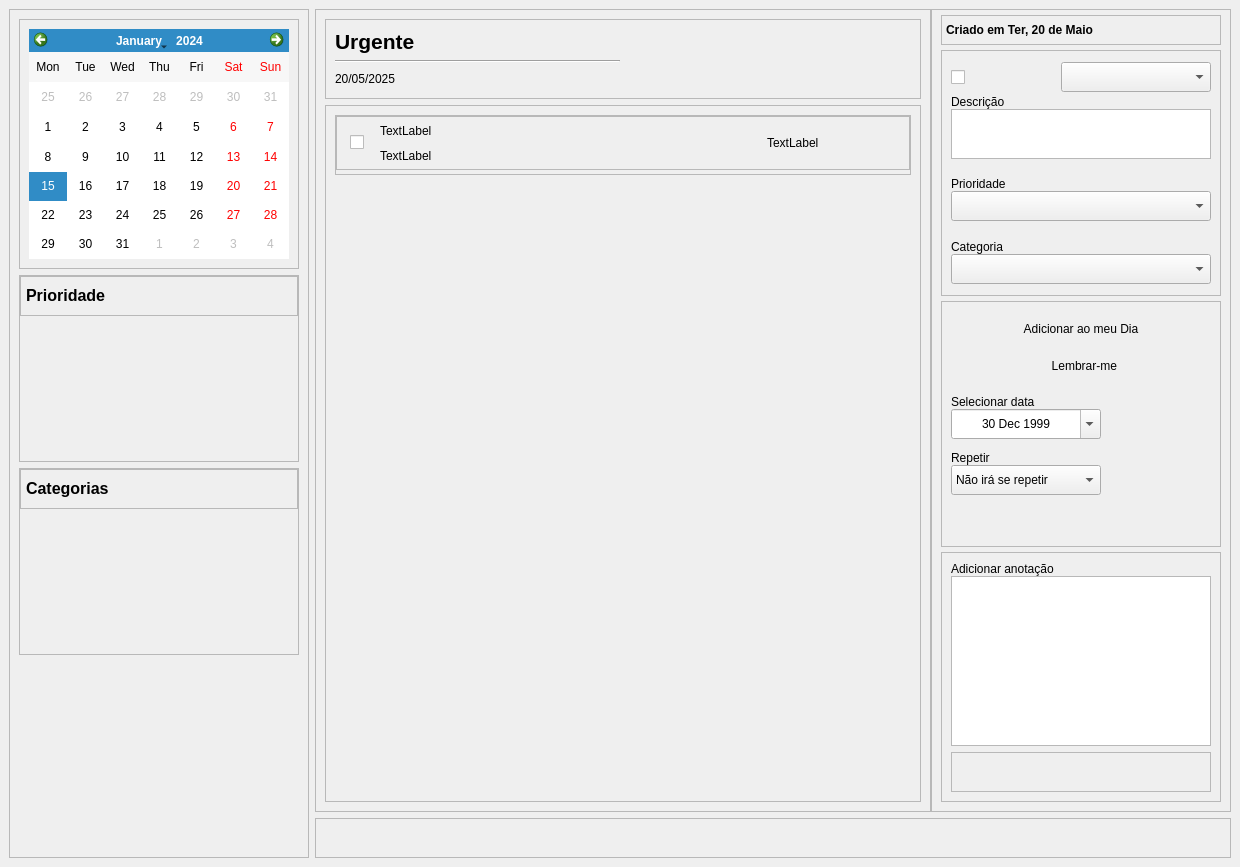
The window that ui/main.ui (EduardoFerreira22/My-To-do) describes before a commit, drawn with Qt 5.
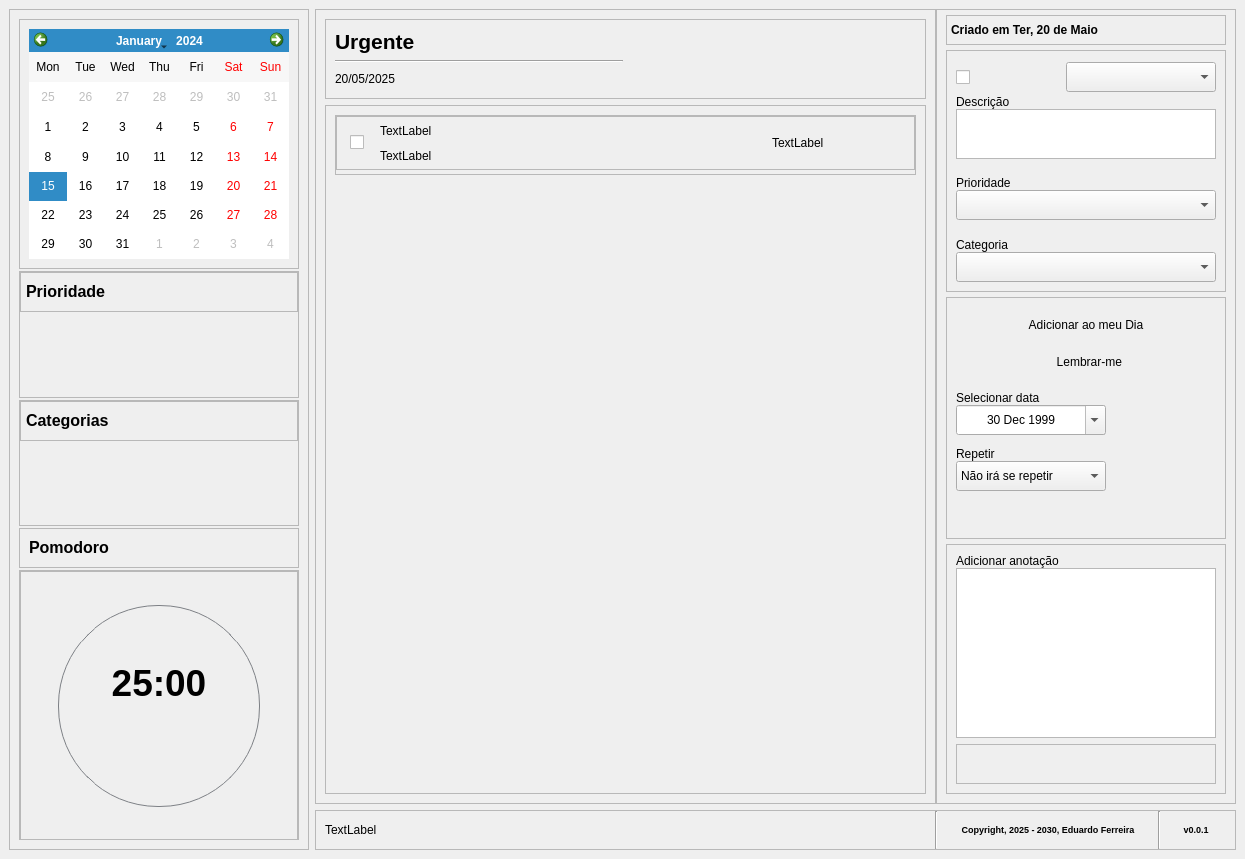
The same window after the commit. Icons and pictures are not drawn.

What changed in the file:
```diff
--- a/ui/main.ui
+++ b/ui/main.ui
@@ -6,8 +6,8 @@
    <rect>
     <x>0</x>
     <y>0</y>
-    <width>1240</width>
-    <height>867</height>
+    <width>1245</width>
+    <height>859</height>
    </rect>
   </property>
   <property name="windowTitle">
@@ -32,7 +32,20 @@
     border-bottom-left-radius: 5px;
     border-bottom-right-radius: 5px;
 
-}</string>
+}
+
+#frm_intern_time_pomodoro {
+    min-width: 200px;
+    max-width: 200px;
+    min-height: 200px;
+    max-height: 200px;
+    border-radius: 100px; /* Ou 50% */
+    /*background-color: #3498db;*/
+    border: 1px solid #7d8085;
+}
+
+
+</string>
   </property>
   <widget class="QWidget" name="centralwidget">
    <property name="styleSheet">
@@ -60,6 +73,9 @@
        <enum>QFrame::Shadow::Raised</enum>
       </property>
       <layout class="QVBoxLayout" name="verticalLayout_2">
+       <property name="spacing">
+        <number>2</number>
+       </property>
        <item>
         <widget class="QFrame" name="frame_5">
          <property name="minimumSize">
@@ -317,14 +333,430 @@
          </layout>
         </widget>
        </item>
+       <item>
+        <widget class="QFrame" name="frm_top_buttons_pomodoro">
+         <property name="minimumSize">
+          <size>
+           <width>0</width>
+           <height>40</height>
+          </size>
+         </property>
+         <property name="maximumSize">
+          <size>
+           <width>16777215</width>
+           <height>40</height>
+          </size>
+         </property>
+         <property name="frameShape">
+          <enum>QFrame::Shape::StyledPanel</enum>
+         </property>
+         <property name="frameShadow">
+          <enum>QFrame::Shadow::Raised</enum>
+         </property>
+         <layout class="QHBoxLayout" name="horizontalLayout_16">
+          <property name="spacing">
+           <number>0</number>
+          </property>
+          <property name="topMargin">
+           <number>0</number>
+          </property>
+          <property name="rightMargin">
+           <number>5</number>
+          </property>
+          <property name="bottomMargin">
+           <number>0</number>
+          </property>
+          <item>
+           <layout class="QHBoxLayout" name="horizontalLayout_15">
+            <item>
+             <widget class="QLabel" name="label_5">
+              <property name="text">
+               <string>&lt;html&gt;&lt;head/&gt;&lt;body&gt;&lt;p&gt;&lt;span style=&quot; font-size:12pt; font-weight:700;&quot;&gt;Pomodoro&lt;/span&gt;&lt;/p&gt;&lt;/body&gt;&lt;/html&gt;</string>
+              </property>
+             </widget>
+            </item>
+            <item>
+             <spacer name="horizontalSpacer">
+              <property name="orientation">
+               <enum>Qt::Orientation::Horizontal</enum>
+              </property>
+              <property name="sizeHint" stdset="0">
+               <size>
+                <width>40</width>
+                <height>20</height>
+               </size>
+              </property>
+             </spacer>
+            </item>
+            <item>
+             <widget class="QPushButton" name="btn_expand_pomodoro">
+              <property name="minimumSize">
+               <size>
+                <width>35</width>
+                <height>35</height>
+               </size>
+              </property>
+              <property name="maximumSize">
+               <size>
+                <width>35</width>
+                <height>35</height>
+               </size>
+              </property>
+              <property name="text">
+               <string/>
+              </property>
+              <property name="icon">
+               <iconset resource="../icons/icons.qrc">
+                <normaloff>:/imagens/expand.png</normaloff>:/imagens/expand.png</iconset>
+              </property>
+              <property name="iconSize">
+               <size>
+                <width>20</width>
+                <height>20</height>
+               </size>
+              </property>
+              <property name="checkable">
+               <bool>true</bool>
+              </property>
+              <property name="autoExclusive">
+               <bool>true</bool>
+              </property>
+              <property name="autoDefault">
+               <bool>true</bool>
+              </property>
+              <property name="flat">
+               <bool>true</bool>
+              </property>
+             </widget>
+            </item>
+            <item>
+             <widget class="QPushButton" name="btn_fluter_pomodoro">
+              <property name="minimumSize">
+               <size>
+                <width>35</width>
+                <height>35</height>
+               </size>
+              </property>
+              <property name="maximumSize">
+               <size>
+                <width>35</width>
+                <height>35</height>
+               </size>
+              </property>
+              <property name="text">
+               <string/>
+              </property>
+              <property name="icon">
+               <iconset resource="../icons/icons.qrc">
+                <normaloff>:/imagens/full-size.png</normaloff>:/imagens/full-size.png</iconset>
+              </property>
+              <property name="iconSize">
+               <size>
+                <width>20</width>
+                <height>20</height>
+               </size>
+              </property>
+              <property name="checkable">
+               <bool>true</bool>
+              </property>
+              <property name="autoExclusive">
+               <bool>true</bool>
+              </property>
+              <property name="autoDefault">
+               <bool>true</bool>
+              </property>
+              <property name="flat">
+               <bool>true</bool>
+              </property>
+             </widget>
+            </item>
+           </layout>
+          </item>
+         </layout>
+        </widget>
+       </item>
        <item>
         <widget class="QFrame" name="frm_button_info_left">
+         <property name="minimumSize">
+          <size>
+           <width>0</width>
+           <height>270</height>
+          </size>
+         </property>
+         <property name="maximumSize">
+          <size>
+           <width>16777215</width>
+           <height>270</height>
+          </size>
+         </property>
          <property name="frameShape">
-          <enum>QFrame::Shape::NoFrame</enum>
+          <enum>QFrame::Shape::StyledPanel</enum>
          </property>
          <property name="frameShadow">
           <enum>QFrame::Shadow::Raised</enum>
          </property>
+         <layout class="QVBoxLayout" name="verticalLayout_23">
+          <property name="spacing">
+           <number>0</number>
+          </property>
+          <property name="leftMargin">
+           <number>0</number>
+          </property>
+          <property name="topMargin">
+           <number>0</number>
+          </property>
+          <property name="rightMargin">
+           <number>0</number>
+          </property>
+          <property name="bottomMargin">
+           <number>0</number>
+          </property>
+          <item>
+           <widget class="QFrame" name="frm_extern_time_pomodoro">
+            <property name="minimumSize">
+             <size>
+              <width>0</width>
+              <height>270</height>
+             </size>
+            </property>
+            <property name="maximumSize">
+             <size>
+              <width>16777215</width>
+              <height>270</height>
+             </size>
+            </property>
+            <property name="frameShape">
+             <enum>QFrame::Shape::StyledPanel</enum>
+            </property>
+            <property name="frameShadow">
+             <enum>QFrame::Shadow::Raised</enum>
+            </property>
+            <layout class="QVBoxLayout" name="verticalLayout_28">
+             <property name="spacing">
+              <number>0</number>
+             </property>
+             <property name="leftMargin">
+              <number>0</number>
+             </property>
+             <property name="topMargin">
+              <number>0</number>
+             </property>
+             <property name="rightMargin">
+              <number>0</number>
+             </property>
+             <property name="bottomMargin">
+              <number>0</number>
+             </property>
+             <item alignment="Qt::AlignmentFlag::AlignHCenter">
+              <widget class="QFrame" name="frm_intern_time_pomodoro">
+               <property name="minimumSize">
+                <size>
+                 <width>202</width>
+                 <height>202</height>
+                </size>
+               </property>
+               <property name="maximumSize">
+                <size>
+                 <width>202</width>
+                 <height>202</height>
+                </size>
+               </property>
+               <property name="frameShape">
+                <enum>QFrame::Shape::NoFrame</enum>
+               </property>
+               <property name="frameShadow">
+                <enum>QFrame::Shadow::Raised</enum>
+               </property>
+               <layout class="QVBoxLayout" name="verticalLayout_30">
+                <item>
+                 <layout class="QVBoxLayout" name="verticalLayout_29">
+                  <property name="spacing">
+                   <number>2</number>
+                  </property>
+                  <item alignment="Qt::AlignmentFlag::AlignHCenter|Qt::AlignmentFlag::AlignBottom">
+                   <widget class="QLabel" name="lb_time_pomodoro_fixe">
+                    <property name="minimumSize">
+                     <size>
+                      <width>120</width>
+                      <height>0</height>
+                     </size>
+                    </property>
+                    <property name="maximumSize">
+                     <size>
+                      <width>120</width>
+                      <height>16777215</height>
+                     </size>
+                    </property>
+                    <property name="text">
+                     <string>&lt;html&gt;&lt;head/&gt;&lt;body&gt;&lt;p align=&quot;center&quot;&gt;&lt;span style=&quot; font-size:28pt; font-weight:700;&quot;&gt;25:00&lt;/span&gt;&lt;/p&gt;&lt;/body&gt;&lt;/html&gt;</string>
+                    </property>
+                   </widget>
+                  </item>
+                  <item>
+                   <layout class="QHBoxLayout" name="horizontalLayout_14">
+                    <property name="spacing">
+                     <number>0</number>
+                    </property>
+                    <item>
+                     <spacer name="horizontalSpacer_2">
+                      <property name="orientation">
+                       <enum>Qt::Orientation::Horizontal</enum>
+                      </property>
+                      <property name="sizeHint" stdset="0">
+                       <size>
+                        <width>40</width>
+                        <height>20</height>
+                       </size>
+                      </property>
+                     </spacer>
+                    </item>
+                    <item alignment="Qt::AlignmentFlag::AlignRight|Qt::AlignmentFlag::AlignTop">
+                     <widget class="QPushButton" name="btn_reset_pomodoro">
+                      <property name="minimumSize">
+                       <size>
+                        <width>35</width>
+                        <height>35</height>
+                       </size>
+                      </property>
+                      <property name="maximumSize">
+                       <size>
+                        <width>35</width>
+                        <height>35</height>
+                       </size>
+                      </property>
+                      <property name="text">
+                       <string/>
+                      </property>
+                      <property name="icon">
+                       <iconset resource="../icons/icons.qrc">
+                        <normaloff>:/imagens/refresh (1).png</normaloff>:/imagens/refresh (1).png</iconset>
+                      </property>
+                      <property name="iconSize">
+                       <size>
+                        <width>20</width>
+                        <height>20</height>
+                       </size>
+                      </property>
+                      <property name="checkable">
+                       <bool>true</bool>
+                      </property>
+                      <property name="autoExclusive">
+                       <bool>true</bool>
+                      </property>
+                      <property name="autoDefault">
+                       <bool>true</bool>
+                      </property>
+                      <property name="flat">
+                       <bool>true</bool>
+                      </property>
+                     </widget>
+                    </item>
+                    <item alignment="Qt::AlignmentFlag::AlignHCenter|Qt::AlignmentFlag::AlignTop">
+                     <widget class="QPushButton" name="btn_pause_pomodoro">
+                      <property name="minimumSize">
+                       <size>
+                        <width>35</width>
+                        <height>35</height>
+                       </size>
+                      </property>
+                      <property name="maximumSize">
+                       <size>
+                        <width>35</width>
+                        <height>35</height>
+                       </size>
+                      </property>
+                      <property name="text">
+                       <string/>
+                      </property>
+                      <property name="icon">
+                       <iconset resource="../icons/icons.qrc">
+                        <normaloff>:/imagens/pause.png</normaloff>:/imagens/pause.png</iconset>
+                      </property>
+                      <property name="iconSize">
+                       <size>
+                        <width>20</width>
+                        <height>20</height>
+                       </size>
+                      </property>
+                      <property name="checkable">
+                       <bool>true</bool>
+                      </property>
+                      <property name="autoExclusive">
+                       <bool>true</bool>
+                      </property>
+                      <property name="autoDefault">
+                       <bool>true</bool>
+                      </property>
+                      <property name="flat">
+                       <bool>true</bool>
+                      </property>
+                     </widget>
+                    </item>
+                    <item alignment="Qt::AlignmentFlag::AlignLeft|Qt::AlignmentFlag::AlignTop">
+                     <widget class="QPushButton" name="btn_play_pomodoro">
+                      <property name="minimumSize">
+                       <size>
+                        <width>35</width>
+                        <height>35</height>
+                       </size>
+                      </property>
+                      <property name="maximumSize">
+                       <size>
+                        <width>35</width>
+                        <height>35</height>
+                       </size>
+                      </property>
+                      <property name="text">
+                       <string/>
+                      </property>
+                      <property name="icon">
+                       <iconset resource="../icons/icons.qrc">
+                        <normaloff>:/imagens/play-button.png</normaloff>:/imagens/play-button.png</iconset>
+                      </property>
+                      <property name="iconSize">
+                       <size>
+                        <width>20</width>
+                        <height>20</height>
+                       </size>
+                      </property>
+                      <property name="checkable">
+                       <bool>true</bool>
+                      </property>
+                      <property name="autoExclusive">
+                       <bool>true</bool>
+                      </property>
+                      <property name="autoDefault">
+                       <bool>true</bool>
+                      </property>
+                      <property name="flat">
+                       <bool>true</bool>
+                      </property>
+                     </widget>
+                    </item>
+                    <item>
+                     <spacer name="horizontalSpacer_3">
+                      <property name="orientation">
+                       <enum>Qt::Orientation::Horizontal</enum>
+                      </property>
+                      <property name="sizeHint" stdset="0">
+                       <size>
+                        <width>40</width>
+                        <height>20</height>
+                       </size>
+                      </property>
+                     </spacer>
+                    </item>
+                   </layout>
+                  </item>
+                 </layout>
+                </item>
+               </layout>
+              </widget>
+             </item>
+            </layout>
+           </widget>
+          </item>
+         </layout>
         </widget>
        </item>
       </layout>
@@ -502,8 +934,8 @@
                  <rect>
                   <x>0</x>
                   <y>0</y>
-                  <width>594</width>
-                  <height>695</height>
+                  <width>599</width>
+                  <height>687</height>
                  </rect>
                 </property>
                 <layout class="QVBoxLayout" name="verticalLayout_12">
@@ -1627,6 +2059,101 @@
          <property name="frameShadow">
           <enum>QFrame::Shadow::Raised</enum>
          </property>
+         <layout class="QHBoxLayout" name="horizontalLayout_17">
+          <property name="spacing">
+           <number>5</number>
+          </property>
+          <property name="topMargin">
+           <number>0</number>
+          </property>
+          <property name="bottomMargin">
+           <number>0</number>
+          </property>
+          <item>
+           <widget class="QLabel" name="lb_botton_outputs">
+            <property name="minimumSize">
+             <size>
+              <width>600</width>
+              <height>0</height>
+             </size>
+            </property>
+            <property name="maximumSize">
+             <size>
+              <width>600</width>
+              <height>16777215</height>
+             </size>
+            </property>
+            <property name="text">
+             <string>TextLabel</string>
+            </property>
+           </widget>
+          </item>
+          <item>
+           <spacer name="horizontalSpacer_4">
+            <property name="orientation">
+             <enum>Qt::Orientation::Horizontal</enum>
+            </property>
+            <property name="sizeHint" stdset="0">
+             <size>
+              <width>40</width>
+              <height>20</height>
+             </size>
+            </property>
+           </spacer>
+          </item>
+          <item>
+           <widget class="Line" name="line_2">
+            <property name="orientation">
+             <enum>Qt::Orientation::Vertical</enum>
+            </property>
+           </widget>
+          </item>
+          <item alignment="Qt::AlignmentFlag::AlignRight">
+           <widget class="QLabel" name="lb_botton_copyrigth">
+            <property name="minimumSize">
+             <size>
+              <width>210</width>
+              <height>0</height>
+             </size>
+            </property>
+            <property name="maximumSize">
+             <size>
+              <width>210</width>
+              <height>16777215</height>
+             </size>
+            </property>
+            <property name="text">
+             <string>&lt;html&gt;&lt;head/&gt;&lt;body&gt;&lt;p align=&quot;center&quot;&gt;&lt;span style=&quot; font-size:7pt; font-weight:700;&quot;&gt;Copyright, 2025 - 2030, Eduardo Ferreira&lt;/span&gt;&lt;/p&gt;&lt;/body&gt;&lt;/html&gt;</string>
+            </property>
+           </widget>
+          </item>
+          <item alignment="Qt::AlignmentFlag::AlignRight">
+           <widget class="Line" name="line_3">
+            <property name="orientation">
+             <enum>Qt::Orientation::Vertical</enum>
+            </property>
+           </widget>
+          </item>
+          <item>
+           <widget class="QLabel" name="lb_versao_system">
+            <property name="minimumSize">
+             <size>
+              <width>60</width>
+              <height>0</height>
+             </size>
+            </property>
+            <property name="maximumSize">
+             <size>
+              <width>60</width>
+              <height>16777215</height>
+             </size>
+            </property>
+            <property name="text">
+             <string>&lt;html&gt;&lt;head/&gt;&lt;body&gt;&lt;p align=&quot;center&quot;&gt;&lt;span style=&quot; font-size:7pt; font-weight:700;&quot;&gt;v0.0.1&lt;/span&gt;&lt;/p&gt;&lt;/body&gt;&lt;/html&gt;</string>
+            </property>
+           </widget>
+          </item>
+         </layout>
         </widget>
        </item>
       </layout>
```
